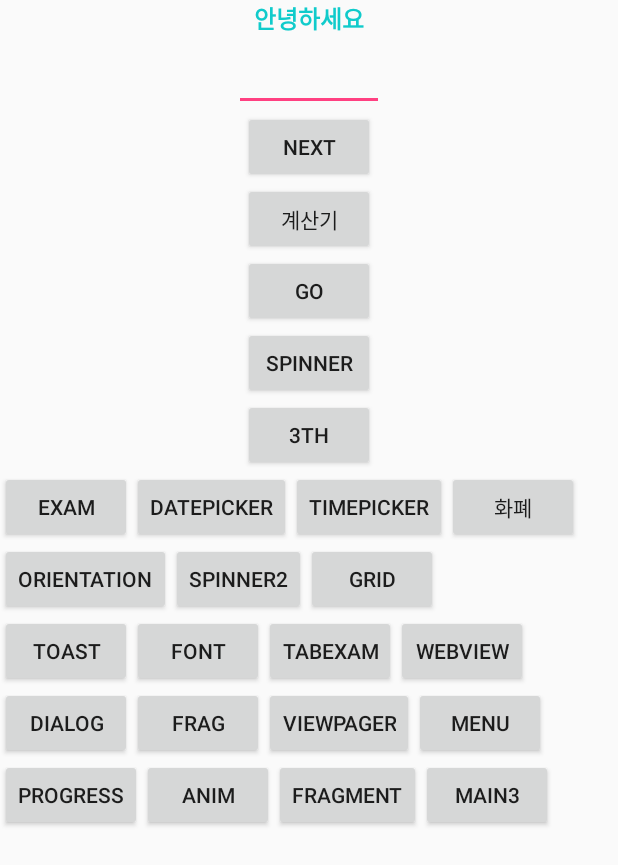
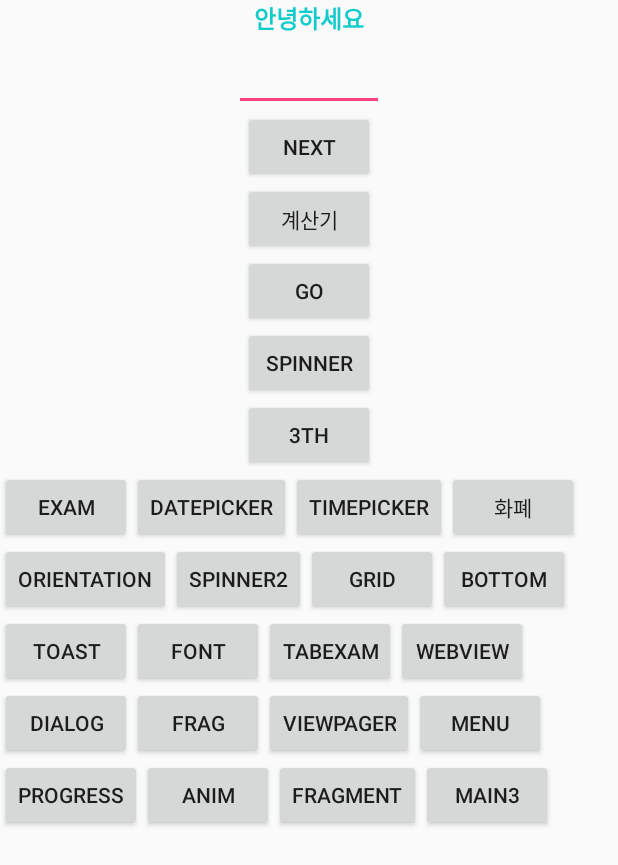
Before and after one commit to WooVictory/android_practice, an Android app: the screen it shows after launch (MainActivity), on a phone screen of 412 x 824 dp. Shown: the top 865 px of the screen. Run offline under Robolectric (Android 15) with nearby library versions, the phone set to English and light mode, and no system bars; libraries missing offline, so code that uses them is left out: com.tsengvn.typekit; Roboto replaces fonts that are not available here; 1 statement that could not run was skipped.

Commit message:
no message

```diff
--- a/20180116java/app/src/main/res/layout/activity_main.xml
+++ b/20180116java/app/src/main/res/layout/activity_main.xml
@@ -123,6 +123,12 @@
             android:layout_height="wrap_content"
             android:layout_gravity="center"
             android:text="Grid" />
+        <Button
+            android:id="@+id/BottomSheet_btn"
+            android:layout_width="wrap_content"
+            android:layout_height="wrap_content"
+            android:layout_gravity="center"
+            android:text="Bottom" />
     </LinearLayout>
 
 
```
